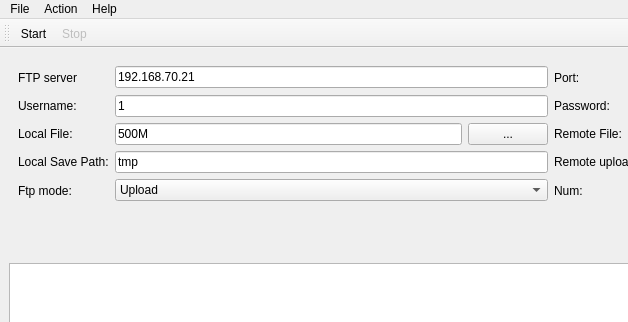
Above: src/mainwindow.ui from coolshou/multiftp before the change; both pictures show x 0 to 628 and y 0 to 322 of the 885 by 570 pixel window. Below: the same form after it.
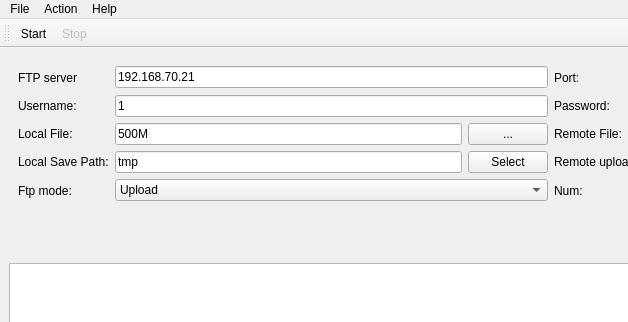
That is the form after the change. Icons and pictures are not drawn.

Diff of the .ui file:
```diff
--- a/src/mainwindow.ui
+++ b/src/mainwindow.ui
@@ -36,13 +36,6 @@
          </item>
         </widget>
        </item>
-       <item row="4" column="1" colspan="2">
-        <widget class="QLineEdit" name="ftpLocalPath">
-         <property name="text">
-          <string>tmp</string>
-         </property>
-        </widget>
-       </item>
        <item row="3" column="0">
         <widget class="QLabel" name="label_5">
          <property name="text">
@@ -218,6 +211,20 @@
          </property>
         </widget>
        </item>
+       <item row="4" column="1">
+        <widget class="QLineEdit" name="ftpLocalPath">
+         <property name="text">
+          <string>tmp</string>
+         </property>
+        </widget>
+       </item>
+       <item row="4" column="2">
+        <widget class="QPushButton" name="pbSelLocalPath">
+         <property name="text">
+          <string>Select</string>
+         </property>
+        </widget>
+       </item>
       </layout>
      </widget>
     </item>
```
